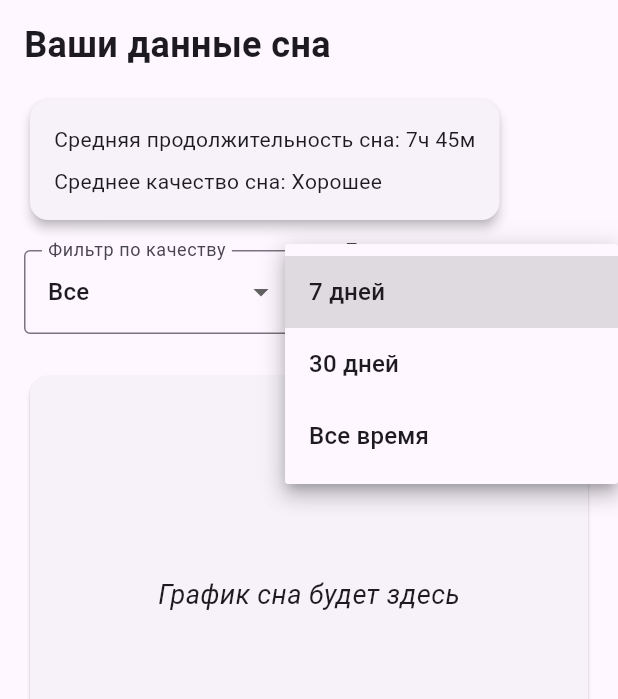
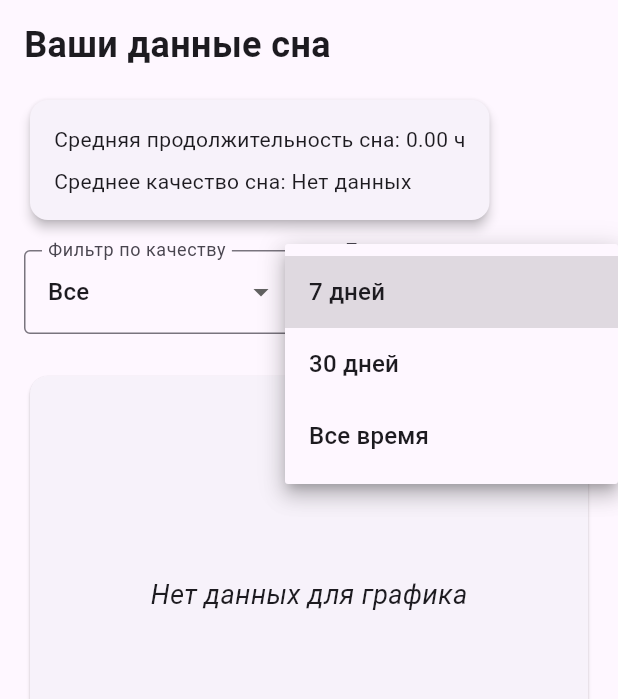
Before and after one commit to DaniilTooZir/SleepTracking_Flutter, a Flutter app: the ReportChartScreen screen opened by its route, after a tap on "7 дней", on a phone screen of 412 x 824 dp. Shown: the part 239-938 px from the top of the screen. Run offline on Flutter 3.47's test engine with Material 3 defaults, Android fonts, the light colour scheme and no system bars; our stand-ins replace fl_chart, flutter_dotenv, go_router, supabase_flutter; accounts and stored records are empty.

Commit message:
Добавил логику к экрану графиков. Осталось дорабоать корректность отображения и улучшить интерфейс

```diff
--- a/lib/ui/screens/report_chart_screen.dart
+++ b/lib/ui/screens/report_chart_screen.dart
@@ -1,5 +1,9 @@
 import 'package:flutter/material.dart';
 import 'package:fl_chart/fl_chart.dart';
+import 'package:provider/provider.dart';
+import 'package:sleep_tracking/data/services/report_chart_service.dart';
+import 'package:sleep_tracking/models/sleep_recording.dart';
+import 'package:sleep_tracking/providers/user_provider.dart';
 
 class ReportChartScreen extends StatefulWidget {
   const ReportChartScreen({super.key});
@@ -9,6 +13,40 @@ class ReportChartScreen extends StatefulWidget {
 }
 
 class _ReportChartScreenState extends State<ReportChartScreen> {
+  final ReportChartService _reportChartService = ReportChartService();
+  List<SleepRecording> _sleepRecords = [];
+  double _averageSleepDuration = 0.0;
+  String _averageSleepQuality = 'Нет данных';
+
+  String _selectedQuality = 'Все';
+  String _selectedPeriod = '7 дней';
+
+  @override
+  void initState() {
+    super.initState();
+    _fetchData();
+  }
+
+  Future<void> _fetchData() async {
+    final userId = Provider.of<UserProvider>(context, listen: false).userId;
+    if (userId == null) return;
+    try {
+      final sleepRecords = await _reportChartService.getFilteredSleepRecords(
+        userId: userId,
+        quality: _selectedQuality,
+        period: _selectedPeriod,
+      );
+
+      setState(() {
+        _sleepRecords = sleepRecords;
+        _averageSleepDuration = _reportChartService.calculateAverageSleepDuration(sleepRecords);
+        _averageSleepQuality = _reportChartService.calculateAverageSleepQuality(sleepRecords);
+      });
+    } catch (e) {
+      debugPrint('Ошибка получения данных: $e');
+    }
+  }
+
   @override
   Widget build(BuildContext context) {
     final isWide = MediaQuery.of(context).size.width > 600;
@@ -43,27 +81,25 @@ class _ReportChartScreenState extends State<ReportChartScreen> {
                         padding: const EdgeInsets.all(16.0),
                         child: Column(
                           crossAxisAlignment: CrossAxisAlignment.start,
-                          children: const [
-                            Text('Средняя продолжительность сна: 7ч 45м'),
-                            SizedBox(height: 8),
-                            Text('Среднее качество сна: Хорошее'),
+                          children: [
+                            Text('Средняя продолжительность сна: ${_averageSleepDuration.toStringAsFixed(2)} ч'),
+                            const SizedBox(height: 8),
+                            Text('Среднее качество сна: $_averageSleepQuality'),
                           ],
                         ),
                       ),
                     ),
                     const SizedBox(height: 16),
-
                     Row(
                       children: [
                         Expanded(
                           child: DropdownButtonFormField<String>(
-                            value: 'Все',
+                            value: _selectedQuality,
                             decoration: const InputDecoration(
                               labelText: 'Фильтр по качеству',
                               border: OutlineInputBorder(),
                             ),
-                            items:
-                                ['Все', 'Ужасное','Плохое', 'Среднее', 'Хорошее', 'Отличное']
+                            items: ['Все', 'Ужасное', 'Плохое', 'Среднее', 'Хорошее', 'Отличное']
                                 .map(
                                   (value) => DropdownMenuItem(
                                 value: value,
@@ -71,19 +107,23 @@ class _ReportChartScreenState extends State<ReportChartScreen> {
                               ),
                             )
                                 .toList(),
-                            onChanged: (_) {},
+                            onChanged: (value) {
+                              setState(() {
+                                _selectedQuality = value!;
+                                _fetchData();
+                              });
+                            },
                           ),
                         ),
                         const SizedBox(width: 16),
                         Expanded(
                           child: DropdownButtonFormField<String>(
-                            value: '7 дней',
+                            value: _selectedPeriod,
                             decoration: const InputDecoration(
                               labelText: 'Период',
                               border: OutlineInputBorder(),
                             ),
-                            items:
-                                ['7 дней', '30 дней', 'Все время']
+                            items: ['7 дней', '30 дней', 'Все время']
                                 .map(
                                   (value) => DropdownMenuItem(
                                 value: value,
@@ -91,7 +131,12 @@ class _ReportChartScreenState extends State<ReportChartScreen> {
                               ),
                             )
                                 .toList(),
-                            onChanged: (_) {},
+                            onChanged: (value) {
+                              setState(() {
+                                _selectedPeriod = value!;
+                                _fetchData();
+                              });
+                            },
                           ),
                         ),
                       ],
@@ -105,13 +150,27 @@ class _ReportChartScreenState extends State<ReportChartScreen> {
                         shape: RoundedRectangleBorder(
                           borderRadius: BorderRadius.circular(12),
                         ),
-                            child: const Center(
+                        child: _sleepRecords.isNotEmpty
+                            ? LineChart(
+                          LineChartData(
+                            gridData: FlGridData(show: false),
+                            titlesData: FlTitlesData(show: false),
+                            borderData: FlBorderData(show: true),
+                            lineBarsData: [
+                              LineChartBarData(
+                                spots: _reportChartService.generateSleepDurationGraphData(_sleepRecords),
+                                isCurved: true,
+                                color: Colors.blue,
+                                dotData: FlDotData(show: false),
+                                belowBarData: BarAreaData(show: false),
+                              ),
+                            ],
+                          ),
+                        )
+                            : const Center(
                           child: Text(
-                                'График сна будет здесь',
-                                style: TextStyle(
-                                  fontSize: 18,
-                                  fontStyle: FontStyle.italic,
-                                ),
+                            'Нет данных для графика',
+                            style: TextStyle(fontSize: 18, fontStyle: FontStyle.italic),
                           ),
                         ),
                       ),
@@ -123,13 +182,27 @@ class _ReportChartScreenState extends State<ReportChartScreen> {
                         shape: RoundedRectangleBorder(
                           borderRadius: BorderRadius.circular(12),
                         ),
-                            child: const Center(
+                        child: _sleepRecords.isNotEmpty
+                            ? LineChart(
+                          LineChartData(
+                            gridData: FlGridData(show: false),
+                            titlesData: FlTitlesData(show: false),
+                            borderData: FlBorderData(show: true),
+                            lineBarsData: [
+                              LineChartBarData(
+                                spots: _reportChartService.generateSleepDurationGraphData(_sleepRecords),
+                                isCurved: true,
+                                color: Colors.blue,
+                                dotData: FlDotData(show: false),
+                                belowBarData: BarAreaData(show: false),
+                              ),
+                            ],
+                          ),
+                        )
+                            : const Center(
                           child: Text(
-                                'График сна будет здесь',
-                                style: TextStyle(
-                                  fontSize: 18,
-                                  fontStyle: FontStyle.italic,
-                                ),
+                            'Нет данных для графика',
+                            style: TextStyle(fontSize: 18, fontStyle: FontStyle.italic),
                           ),
                         ),
                       ),
--- a/pubspec.yaml
+++ b/pubspec.yaml
@@ -42,6 +42,7 @@ dependencies:
 
   #Chart
   fl_chart: ^0.71.0
+
 
   #Defense
   flutter_dotenv: ^5.2.1
```
Also changed, not shown: lib/data/services/report_chart_service.dart (added, +92 -0 lines). Lines whose indentation alone changed are shown as unchanged.
